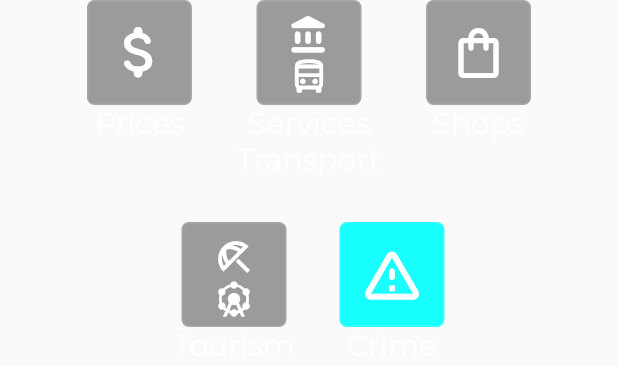
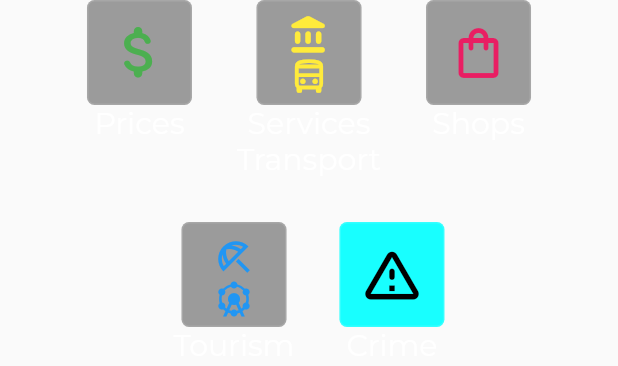
Before and after one commit to TiagoNunesFCT/IPM, a Flutter app: the InfoButton widget shown alone on an empty page, opened directly, on a phone screen of 412 x 824 dp. Shown: the top 366 px of the screen. Run offline on Flutter 3.47's test engine with Material 2 defaults, Android fonts, the light colour scheme and no system bars; our stand-ins replace cached_network_image, flutter_map, fluttertoast, latlong2, sqflite; accounts and stored records are empty; project files that could hold a hidden picture were left out.

Commit message:
Colour Fix

```diff
--- a/lib/views/mainScreen.dart
+++ b/lib/views/mainScreen.dart
@@ -36,7 +36,7 @@ class _MainPageState extends GenericPageState {
           leading: Container(
             child: Builder(
               builder: (context) => IconButton(
-                icon: Icon(Icons.supervised_user_circle_rounded),
+                icon: Icon(Icons.supervised_user_circle_rounded,color: Colors.white),
                 onPressed: () {
                 Navigator.push(
                 context,
--- a/lib/widgets/infoButtons.dart
+++ b/lib/widgets/infoButtons.dart
@@ -49,7 +49,7 @@ class InfoButtonState extends State<InfoButton> {
           ),
         ),
         child: IconButton(
-          icon: Icon(Icons.attach_money_rounded, color: Colors.white, size: 45),
+          icon: Icon(Icons.attach_money_rounded, color: Colors.green, size: 45),
           onPressed: () {
               buttonPressing("Prices");
           },
@@ -76,11 +76,11 @@ class InfoButtonState extends State<InfoButton> {
         ),
         child: IconButton(
           icon: Column(children: [
-            Icon(Icons.account_balance_rounded, color: Colors.white, size: 28),
+            Icon(Icons.account_balance_rounded, color: Colors.yellow, size: 28),
             Icon(
               Icons.directions_bus_outlined,
               size: 28,
-              color: Colors.white,
+              color: Colors.yellow,
             ),
           ]),
           onPressed: () {
@@ -108,7 +108,7 @@ class InfoButtonState extends State<InfoButton> {
           ),
         ),
         child: IconButton(
-          icon: Icon(Icons.shopping_bag_outlined, color: Colors.white, size: 40),
+          icon: Icon(Icons.shopping_bag_outlined, color: Colors.pink, size: 40),
           onPressed: () {
             buttonPressing("Shopping");
           },
@@ -135,11 +135,11 @@ class InfoButtonState extends State<InfoButton> {
         ),
         child: IconButton(
           icon: Column(children: [
-            Icon(Icons.beach_access_outlined, color: Colors.white, size: 28),
+            Icon(Icons.beach_access_outlined, color: Colors.blue, size: 28),
             Icon(
               Icons.attractions,
               size: 28,
-              color: Colors.white,
+              color: Colors.blue,
             ),
           ]),
           onPressed: () {
@@ -167,7 +167,7 @@ class InfoButtonState extends State<InfoButton> {
           ),
         ),
         child: IconButton(
-          icon: Icon(Icons.warning_amber_rounded, color: Colors.white, size: 45),
+          icon: Icon(Icons.warning_amber_rounded, color: Colors.black, size: 45),
           onPressed: () {
             buttonPressing("Crime");
             /**
```
Also changed, not shown: lib/views/iRatingScreen.dart (+4 -4 lines), lib/views/infoMenuScreen.dart (+4 -3 lines), lib/views/infoScreen.dart (+11 -11 lines), lib/views/postScreen.dart (+5 -5 lines).
